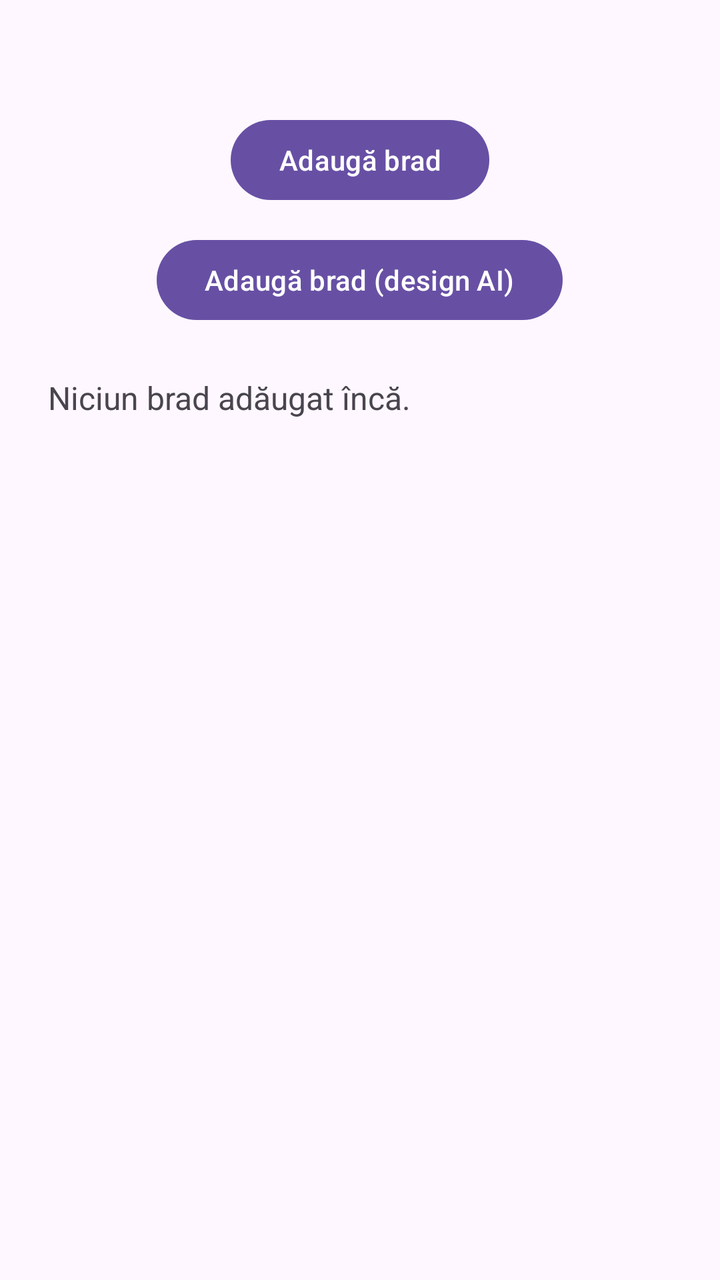
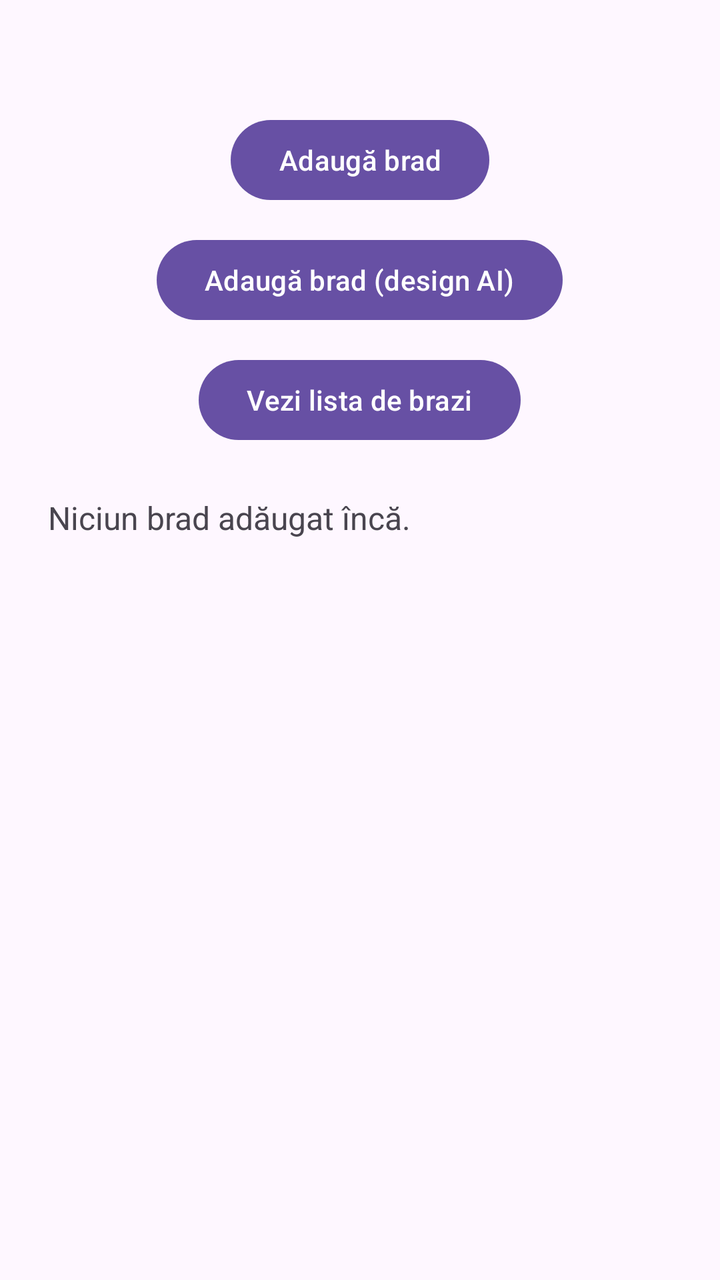

Screens rendered from an Android XML layout before and after an edit, with the pre-edit source and the edit as a unified diff.
<!-- AndroidManifest.xml: application theme Theme.Seminar4 -->
<!-- res/layout/activity_main.xml -->
<?xml version="1.0" encoding="utf-8"?>
<LinearLayout xmlns:android="http://schemas.android.com/apk/res/android"
    android:id="@+id/main"
    android:layout_width="match_parent"
    android:layout_height="match_parent"
    android:gravity="center_horizontal"
    android:orientation="vertical"
    android:padding="24dp">

    <Button
        android:id="@+id/btnAdauga"
        android:layout_width="wrap_content"
        android:layout_height="wrap_content"
        android:layout_marginTop="32dp"
        android:text="Adaugă brad" />

    <Button
        android:id="@+id/btnAdaugaAI"
        android:layout_width="wrap_content"
        android:layout_height="wrap_content"
        android:layout_marginTop="12dp"
        android:text="Adaugă brad (design AI)" />

    <TextView
        android:id="@+id/tvRezultat"
        android:layout_width="match_parent"
        android:layout_height="wrap_content"
        android:layout_marginTop="24dp"
        android:text="Niciun brad adăugat încă."
        android:textSize="16sp" />
</LinearLayout>
<!-- resources referenced by this layout -->
<resources>
  <style name="Theme.Seminar4" parent="Base.Theme.Seminar4" />
  <style name="Base.Theme.Seminar4" parent="Theme.Material3.DayNight.NoActionBar">
          
          
      </style>
</resources>

<!-- the commit's change to res/layout/activity_main.xml (unified diff, before → after) -->
@@ -21,6 +21,13 @@
         android:layout_marginTop="12dp"
         android:text="Adaugă brad (design AI)" />
 
+    <Button
+        android:id="@+id/btnLista"
+        android:layout_width="wrap_content"
+        android:layout_height="wrap_content"
+        android:layout_marginTop="12dp"
+        android:text="Vezi lista de brazi" />
+
     <TextView
         android:id="@+id/tvRezultat"
         android:layout_width="match_parent"
